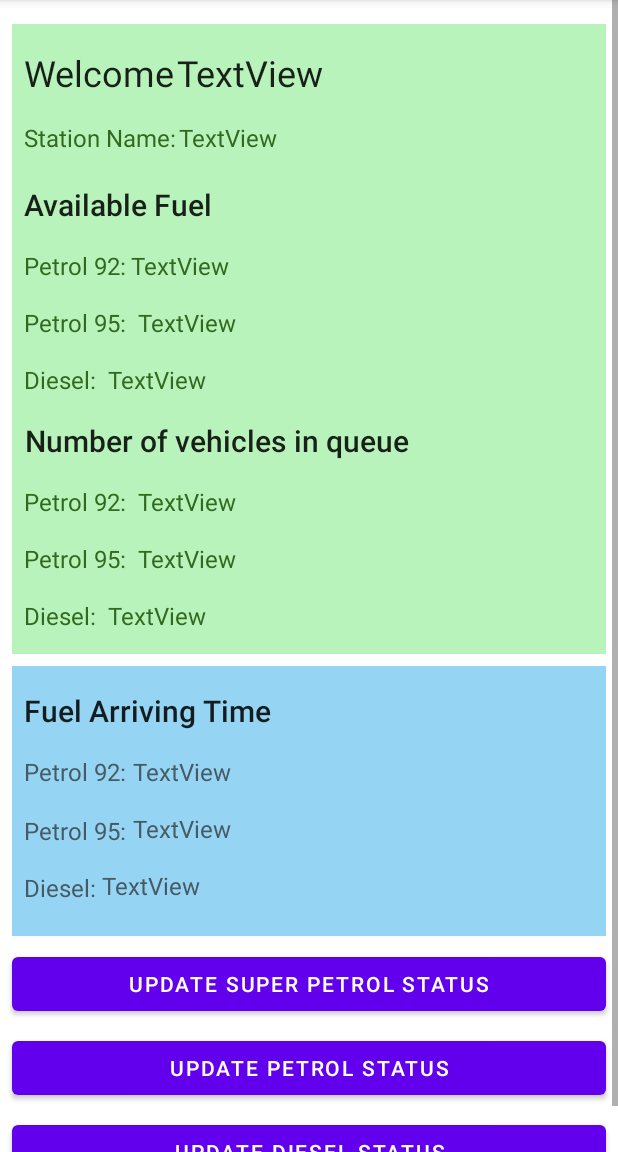
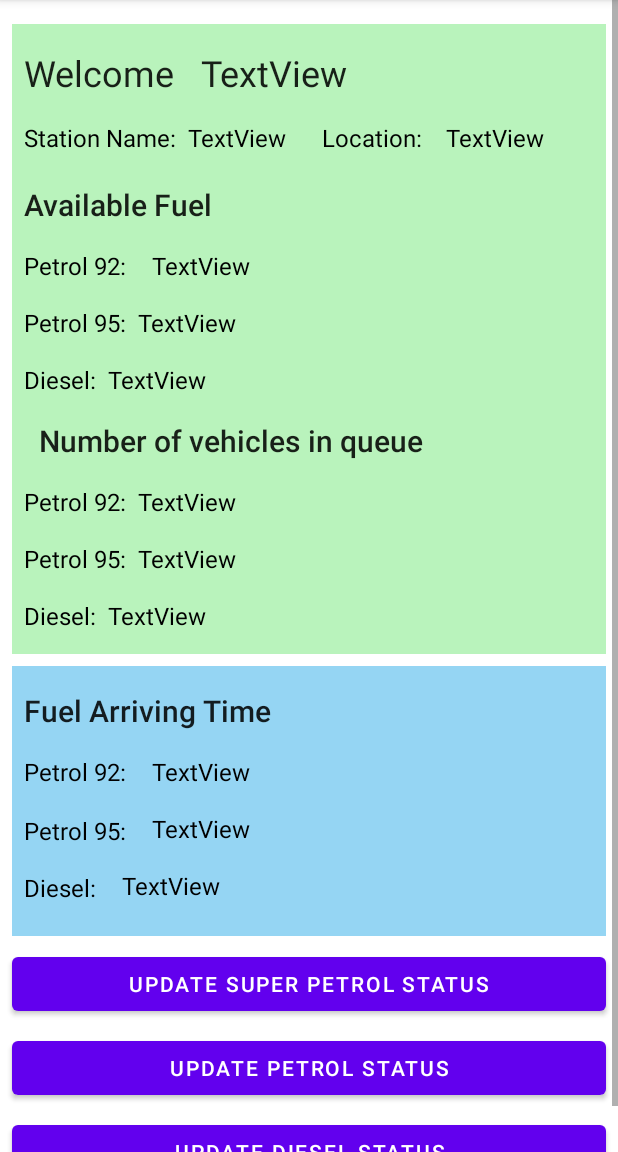
Before and after one commit to DevEngineers/EAD-EcoGas-Mobile, an Android app: the StationOwnerHome screen opened directly, with no data from a screen before it, on a phone screen of 412 x 824 dp, the part 84-1236 px from its top. Run offline under Robolectric (Android 15) with nearby library versions, the phone set to English and light mode, and no system bars; 4 statements that could not run were skipped.

Commit message:
Code Refactoring

```diff
--- a/app/build.gradle
+++ b/app/build.gradle
@@ -3,7 +3,7 @@ plugins {
 }
 
 android {
-    compileSdk 31
+    compileSdk 32
 
     defaultConfig {
         applicationId "com.example.ecogas"
--- a/app/src/main/java/com/example/ecogas/StationOwnerHome.java
+++ b/app/src/main/java/com/example/ecogas/StationOwnerHome.java
@@ -20,7 +20,7 @@ import retrofit2.converter.gson.GsonConverterFactory;
 
 public class StationOwnerHome extends AppCompatActivity {
     Button btnUpdateP,btnUpdateSP,btnUpdateD;
-    TextView name,stName,petrol,superPetrol,diesel,pQ,psQ,dQ,pArrival,psArrival,dArrival;
+    TextView name,stName,petrol,superPetrol,diesel,location,pQ,psQ,dQ,pArrival,psArrival,dArrival;
 
     @Override
     protected void onCreate(Bundle savedInstanceState) {
@@ -42,6 +42,7 @@ public class StationOwnerHome extends AppCompatActivity {
         pArrival = findViewById(R.id.petrol92Arrival);
         psArrival = findViewById(R.id.petrol95Arrival);
         dArrival = findViewById(R.id.dieselArrival);
+        location = findViewById(R.id.location);
 
         btnUpdateP.setOnClickListener(v -> {
             /*Redirecting to update petrol capacity from via Intent**/
@@ -63,7 +64,7 @@ public class StationOwnerHome extends AppCompatActivity {
 
         Retrofit retrofit = new Retrofit.Builder().baseUrl("").addConverterFactory(GsonConverterFactory.create()).build();
         StationService stationService = retrofit.create(StationService.class);
-        Call<Station> call = stationService.getStationDetails("");
+        Call<Station> call = stationService.getStationDetails();
         call.enqueue(new Callback<Station>() {
             @Override
             public void onResponse(@NonNull Call<Station> call, @NonNull Response<Station> response) {
@@ -75,6 +76,7 @@ public class StationOwnerHome extends AppCompatActivity {
                     petrol.setText(station.getPetrol().getCapacity());
                     superPetrol .setText(station.getSuperPetrol().getCapacity());
                     diesel.setText(station.getDiesel().getCapacity());
+                    location.setText(station.getLocation());
                     pQ.setText(station.getPetrolQueue());
                     psQ.setText(station.getSuperPetrolQueue());
                     dQ.setText(station.getDieselQueue());
--- a/app/src/main/res/layout/activity_station_owner_home.xml
+++ b/app/src/main/res/layout/activity_station_owner_home.xml
@@ -46,7 +46,8 @@
                     android:layout_marginStart="8dp"
                     android:layout_marginTop="16dp"
                     android:text="@string/station_name"
-                    android:textColor="#33691E"
+                    android:textAlignment="textStart"
+                    android:textColor="@color/black"
                     android:textSize="16sp"
                     app:layout_constraintStart_toStartOf="parent"
                     app:layout_constraintTop_toBottomOf="@+id/textView" />
@@ -55,13 +56,11 @@
                     android:id="@+id/stName"
                     android:layout_width="wrap_content"
                     android:layout_height="wrap_content"
+                    android:layout_marginStart="8dp"
                     android:layout_marginTop="16dp"
-                    android:layout_marginEnd="180dp"
                     android:text="@string/stName"
-                    android:textColor="#33691E"
+                    android:textColor="@color/black"
                     android:textSize="16sp"
-                    app:layout_constraintEnd_toEndOf="parent"
-                    app:layout_constraintHorizontal_bias="0.055"
                     app:layout_constraintStart_toEndOf="@+id/station"
                     app:layout_constraintTop_toBottomOf="@+id/textView" />
 
@@ -86,7 +85,7 @@
                     android:layout_marginStart="8dp"
                     android:layout_marginTop="16dp"
                     android:text="@string/petrol_92"
-                    android:textColor="#33691E"
+                    android:textColor="@color/black"
                     android:textSize="16sp"
                     app:layout_constraintStart_toStartOf="parent"
                     app:layout_constraintTop_toBottomOf="@+id/textView6" />
@@ -98,7 +97,7 @@
                     android:layout_marginStart="8dp"
                     android:layout_marginTop="16dp"
                     android:text="@string/petrol_95"
-                    android:textColor="#33691E"
+                    android:textColor="@color/black"
                     android:textSize="16sp"
                     app:layout_constraintStart_toStartOf="parent"
                     app:layout_constraintTop_toBottomOf="@+id/textView7" />
@@ -110,7 +109,7 @@
                     android:layout_marginStart="8dp"
                     android:layout_marginTop="16dp"
                     android:text="@string/diesel"
-                    android:textColor="#33691E"
+                    android:textColor="@color/black"
                     android:textSize="16sp"
                     app:layout_constraintStart_toStartOf="parent"
                     app:layout_constraintTop_toBottomOf="@+id/textView8" />
@@ -119,13 +118,13 @@
                     android:id="@+id/petrol92"
                     android:layout_width="wrap_content"
                     android:layout_height="wrap_content"
+                    android:layout_marginStart="8dp"
                     android:layout_marginTop="16dp"
-                    android:layout_marginEnd="243dp"
+                    android:layout_marginEnd="228dp"
                     android:text="@string/petrol92_fuel"
-                    android:textColor="#33691E"
+                    android:textColor="@color/black"
                     android:textSize="16sp"
                     app:layout_constraintEnd_toEndOf="parent"
-                    app:layout_constraintHorizontal_bias="0.307"
                     app:layout_constraintStart_toEndOf="@+id/textView7"
                     app:layout_constraintTop_toBottomOf="@+id/textView6" />
 
@@ -137,7 +136,7 @@
                     android:layout_marginTop="16dp"
                     android:layout_marginEnd="243dp"
                     android:text="@string/petrol95_fuel"
-                    android:textColor="#33691E"
+                    android:textColor="@color/black"
                     android:textSize="16sp"
                     app:layout_constraintEnd_toEndOf="parent"
                     app:layout_constraintHorizontal_bias="0.0"
@@ -152,7 +151,7 @@
                     android:layout_marginTop="16dp"
                     android:layout_marginEnd="262dp"
                     android:text="@string/diesel_fuel"
-                    android:textColor="#33691E"
+                    android:textColor="@color/black"
                     android:textSize="16sp"
                     app:layout_constraintEnd_toEndOf="parent"
                     app:layout_constraintHorizontal_bias="0.0"
@@ -165,7 +164,7 @@
                     android:layout_height="wrap_content"
                     android:layout_marginStart="8dp"
                     android:layout_marginTop="16dp"
-                    android:layout_marginEnd="131dp"
+                    android:layout_marginEnd="112dp"
                     android:text="@string/number_of_vehicles_in_queue"
                     android:textAppearance="@style/TextAppearance.AppCompat.Body2"
                     android:textSize="20sp"
@@ -180,7 +179,7 @@
                     android:layout_marginStart="8dp"
                     android:layout_marginTop="16dp"
                     android:text="@string/petrol_92"
-                    android:textColor="#33691E"
+                    android:textColor="@color/black"
                     android:textSize="16sp"
                     app:layout_constraintStart_toStartOf="parent"
                     app:layout_constraintTop_toBottomOf="@+id/textView13" />
@@ -192,7 +191,7 @@
                     android:layout_marginStart="8dp"
                     android:layout_marginTop="16dp"
                     android:text="@string/petrol_95"
-                    android:textColor="#33691E"
+                    android:textColor="@color/black"
                     android:textSize="16sp"
                     app:layout_constraintStart_toStartOf="parent"
                     app:layout_constraintTop_toBottomOf="@+id/textView14" />
@@ -204,7 +203,7 @@
                     android:layout_marginStart="8dp"
                     android:layout_marginTop="16dp"
                     android:text="@string/diesel"
-                    android:textColor="#33691E"
+                    android:textColor="@color/black"
                     android:textSize="16sp"
                     app:layout_constraintStart_toStartOf="parent"
                     app:layout_constraintTop_toBottomOf="@+id/textView15" />
@@ -217,7 +216,7 @@
                     android:layout_marginTop="16dp"
                     android:layout_marginEnd="243dp"
                     android:text="@string/petrol92q"
-                    android:textColor="#33691E"
+                    android:textColor="@color/black"
                     android:textSize="16sp"
                     app:layout_constraintEnd_toEndOf="parent"
                     app:layout_constraintHorizontal_bias="0.0"
@@ -233,7 +232,7 @@
                     android:layout_marginEnd="262dp"
                     android:layout_marginBottom="32dp"
                     android:text="@string/dieselq"
-                    android:textColor="#33691E"
+                    android:textColor="@color/black"
                     android:textSize="16sp"
                     app:layout_constraintBottom_toBottomOf="parent"
                     app:layout_constraintEnd_toEndOf="parent"
@@ -250,7 +249,7 @@
                     android:layout_marginTop="16dp"
                     android:layout_marginEnd="243dp"
                     android:text="@string/petrol95q"
-                    android:textColor="#33691E"
+                    android:textColor="@color/black"
                     android:textSize="16sp"
                     app:layout_constraintEnd_toEndOf="parent"
                     app:layout_constraintHorizontal_bias="0.0"
@@ -261,15 +260,41 @@
                     android:id="@+id/ownerName"
                     android:layout_width="wrap_content"
                     android:layout_height="wrap_content"
+                    android:layout_marginStart="8dp"
                     android:layout_marginTop="16dp"
-                    android:layout_marginEnd="183dp"
+                    android:layout_marginEnd="163dp"
                     android:text="@string/owner_name"
                     android:textAppearance="@style/TextAppearance.AppCompat.Large"
                     android:textSize="24sp"
                     app:layout_constraintEnd_toEndOf="parent"
-                    app:layout_constraintHorizontal_bias="0.238"
                     app:layout_constraintStart_toEndOf="@+id/textView"
                     app:layout_constraintTop_toTopOf="parent" />
+
+                <TextView
+                    android:id="@+id/textView2"
+                    android:layout_width="wrap_content"
+                    android:layout_height="wrap_content"
+                    android:layout_marginStart="24dp"
+                    android:layout_marginTop="16dp"
+                    android:text="@string/location"
+                    android:textColor="@color/black"
+                    android:textSize="16sp"
+                    app:layout_constraintStart_toEndOf="@+id/stName"
+                    app:layout_constraintTop_toBottomOf="@+id/ownerName" />
+
+                <TextView
+                    android:id="@+id/location"
+                    android:layout_width="wrap_content"
+                    android:layout_height="wrap_content"
+                    android:layout_marginStart="8dp"
+                    android:layout_marginTop="16dp"
+                    android:layout_marginEnd="33dp"
+                    android:text="@string/s_location"
+                    android:textColor="@color/black"
+                    android:textSize="16sp"
+                    app:layout_constraintEnd_toEndOf="parent"
+                    app:layout_constraintStart_toEndOf="@+id/textView2"
+                    app:layout_constraintTop_toBottomOf="@+id/ownerName" />
             </androidx.constraintlayout.widget.ConstraintLayout>
 
             <androidx.constraintlayout.widget.ConstraintLayout
@@ -288,11 +313,11 @@
                     android:id="@+id/petrol95Arrival"
                     android:layout_width="wrap_content"
                     android:layout_height="wrap_content"
-                    android:layout_marginStart="16dp"
+                    android:layout_marginStart="8dp"
                     android:layout_marginTop="16dp"
-                    android:layout_marginEnd="262dp"
+                    android:layout_marginEnd="228dp"
                     android:text="@string/p95_arr"
-                    android:textColor="#455A64"
+                    android:textColor="@color/black"
                     android:textSize="16sp"
                     app:layout_constraintEnd_toEndOf="parent"
                     app:layout_constraintStart_toEndOf="@+id/textView24"
@@ -305,7 +330,7 @@
                     android:layout_marginStart="8dp"
                     android:layout_marginTop="16dp"
                     android:text="@string/petrol_92"
-                    android:textColor="#455A64"
+                    android:textColor="@color/black"
                     android:textSize="16sp"
                     app:layout_constraintStart_toStartOf="parent"
                     app:layout_constraintTop_toBottomOf="@+id/textView19" />
@@ -317,7 +342,7 @@
                     android:layout_marginStart="8dp"
                     android:layout_marginTop="17dp"
                     android:text="@string/petrol_95"
-                    android:textColor="#455A64"
+                    android:textColor="@color/black"
                     android:textSize="16sp"
                     app:layout_constraintStart_toStartOf="parent"
                     app:layout_constraintTop_toBottomOf="@+id/textView23" />
@@ -330,7 +355,7 @@
                     android:layout_marginTop="16dp"
                     android:layout_marginBottom="22dp"
                     android:text="@string/diesel"
-                    android:textColor="#455A64"
+                    android:textColor="@color/black"
                     android:textSize="16sp"
                     app:layout_constraintBottom_toBottomOf="parent"
                     app:layout_constraintStart_toStartOf="parent"
@@ -340,11 +365,11 @@
                     android:id="@+id/petrol92Arrival"
                     android:layout_width="wrap_content"
                     android:layout_height="wrap_content"
-                    android:layout_marginStart="16dp"
+                    android:layout_marginStart="8dp"
                     android:layout_marginTop="16dp"
-                    android:layout_marginEnd="262dp"
+                    android:layout_marginEnd="228dp"
                     android:text="@string/p92_arr"
-                    android:textColor="#455A64"
+                    android:textColor="@color/black"
                     android:textSize="16sp"
                     app:layout_constraintEnd_toEndOf="parent"
                     app:layout_constraintStart_toEndOf="@+id/textView23"
@@ -354,12 +379,12 @@
                     android:id="@+id/dieselArrival"
                     android:layout_width="wrap_content"
                     android:layout_height="wrap_content"
-                    android:layout_marginStart="16dp"
+                    android:layout_marginStart="8dp"
                     android:layout_marginTop="16dp"
-                    android:layout_marginEnd="283dp"
+                    android:layout_marginEnd="248dp"
                     android:layout_marginBottom="23dp"
                     android:text="@string/d_arr"
-                    android:textColor="#455A64"
+                    android:textColor="@color/black"
                     android:textSize="16sp"
                     app:layout_constraintBottom_toBottomOf="parent"
                     app:layout_constraintEnd_toEndOf="parent"
--- a/app/src/main/res/values/strings.xml
+++ b/app/src/main/res/values/strings.xml
@@ -30,4 +30,6 @@
     <string name="updateSP">Update Super Petrol Status</string>
     <string name="updateP">Update Petrol Status</string>
     <string name="updateD">Update Diesel Status</string>
+    <string name="location">Location:</string>
+    <string name="s_location">TextView</string>
 </resources>
```
Lines whose indentation alone changed are shown as unchanged.
